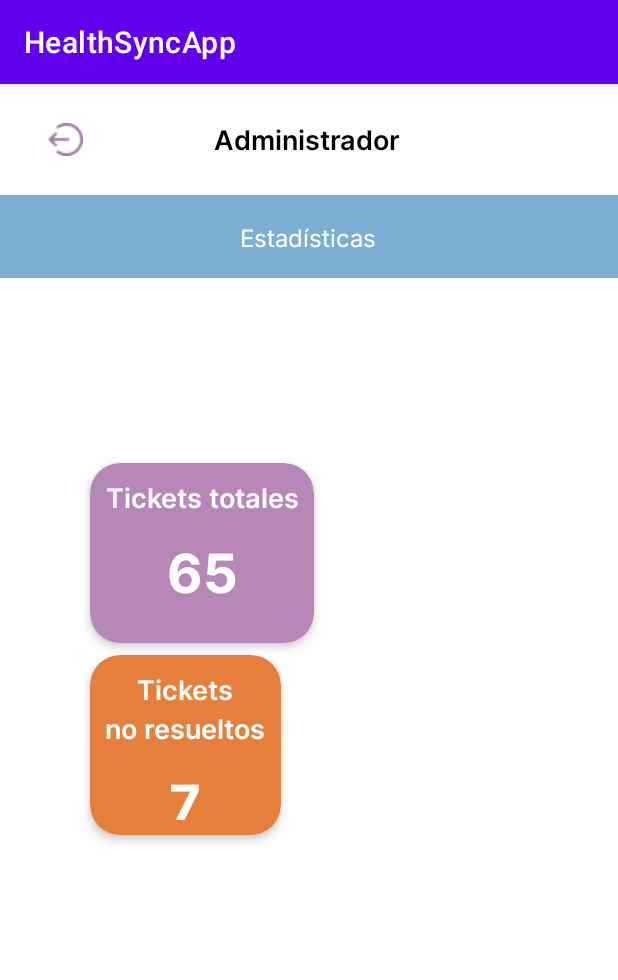
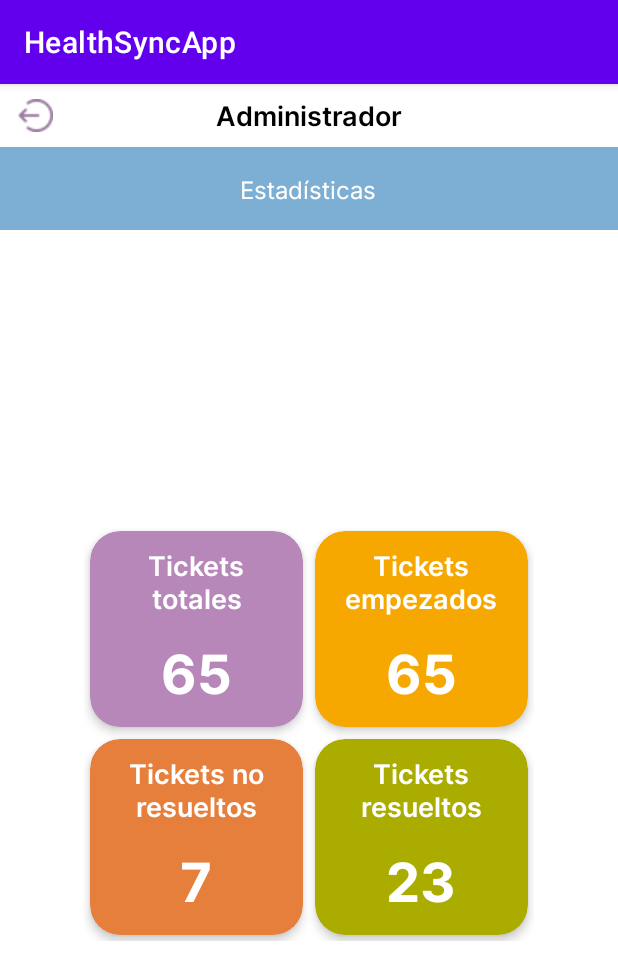
Before and after one commit to iker-landeros/healthsync, an Android app: the PrimaryStats screen opened directly, with no data from a screen before it, on a phone screen of 412 x 824 dp. Shown: the top 980 px of the screen. Run offline under Robolectric (Android 15) with nearby library versions, the phone set to English and light mode, and no system bars; network calls fail.

Commit message:
Minor stats layout changes

```diff
--- a/app/src/main/res/layout/activity_primary_stats.xml
+++ b/app/src/main/res/layout/activity_primary_stats.xml
@@ -7,50 +7,41 @@
     android:layout_height="match_parent"
     tools:context=".PrimaryStats">
 
-    <LinearLayout
-        android:id="@+id/linearLayout3"
-        android:layout_width="0dp"
-        android:layout_height="wrap_content"
-        android:layout_marginTop="16dp"
-        android:gravity="center_vertical"
-        android:orientation="horizontal"
-        app:layout_constraintEnd_toEndOf="parent"
-        app:layout_constraintStart_toStartOf="parent"
-        app:layout_constraintTop_toTopOf="parent">
-
     <ImageButton
         android:id="@+id/btnLogout"
         android:layout_width="wrap_content"
         android:layout_height="wrap_content"
-            android:layout_marginStart="20dp"
         android:backgroundTint="#00FFFFFF"
-            app:srcCompat="@drawable/logout" />
+        app:srcCompat="@drawable/logout"
+        tools:layout_editor_absoluteX="20dp"
+        tools:layout_editor_absoluteY="16dp" />
 
     <TextView
         android:id="@+id/txtNombre"
         android:layout_width="wrap_content"
         android:layout_height="wrap_content"
-            android:layout_marginStart="75dp"
+        android:layout_gravity="center"
         android:fontFamily="@font/inter_semibold"
         android:gravity="center"
         android:text="Administrador"
         android:textColor="#000000"
-            android:textSize="18sp" />
-
-    </LinearLayout>
+        android:textSize="18sp"
+        app:layout_constraintBottom_toBottomOf="@+id/btnLogout"
+        app:layout_constraintEnd_toEndOf="parent"
+        app:layout_constraintStart_toStartOf="parent"
+        app:layout_constraintTop_toTopOf="@+id/btnLogout" />
 
     <LinearLayout
         android:id="@+id/linearLayout4"
         android:layout_width="0dp"
         android:layout_height="55dp"
-        android:layout_marginTop="16dp"
         android:layout_weight="1"
         android:background="#7DAED3"
         android:orientation="vertical"
         app:layout_constraintEnd_toEndOf="parent"
         app:layout_constraintHorizontal_bias="1.0"
         app:layout_constraintStart_toStartOf="parent"
-        app:layout_constraintTop_toBottomOf="@+id/linearLayout3">
+        app:layout_constraintTop_toBottomOf="@+id/btnLogout">
 
         <TextView
             android:id="@+id/textView"
@@ -66,23 +57,25 @@
     </LinearLayout>
 
     <LinearLayout
-        android:layout_width="wrap_content"
+        android:layout_width="300dp"
         android:layout_height="wrap_content"
-        android:orientation="vertical"
+        android:orientation="horizontal"
         app:layout_constraintBottom_toBottomOf="parent"
         app:layout_constraintEnd_toEndOf="parent"
         app:layout_constraintStart_toStartOf="parent"
         app:layout_constraintTop_toBottomOf="@+id/linearLayout4">
 
         <LinearLayout
-            android:layout_width="300dp"
-            android:layout_height="400dp"
+            android:layout_width="match_parent"
+            android:layout_height="match_parent"
+            android:layout_weight="1"
             android:orientation="vertical">
 
             <androidx.cardview.widget.CardView
-                android:layout_width="wrap_content"
-                android:layout_height="120dp"
+                android:layout_width="match_parent"
+                android:layout_height="match_parent"
                 android:layout_margin="4dp"
+                android:layout_weight="1"
                 android:backgroundTint="#B687B8"
                 app:cardCornerRadius="20dp"
                 app:cardElevation="4dp">
@@ -117,10 +110,57 @@
             </androidx.cardview.widget.CardView>
 
             <androidx.cardview.widget.CardView
-                android:layout_width="wrap_content"
-                android:layout_height="120dp"
+                android:layout_width="match_parent"
+                android:layout_height="match_parent"
                 android:layout_margin="4dp"
+                android:layout_weight="1"
                 android:backgroundTint="#E67E3C"
+                app:cardCornerRadius="20dp"
+                app:cardElevation="4dp">
+
+                <LinearLayout
+                    android:layout_width="match_parent"
+                    android:layout_height="match_parent"
+                    android:orientation="vertical"
+                    android:padding="10dp">
+
+                    <TextView
+                        android:id="@+id/txtTktsNoRes"
+                        android:layout_width="match_parent"
+                        android:layout_height="wrap_content"
+                        android:fontFamily="@font/inter_semibold"
+                        android:gravity="center"
+                        android:text="Tickets no resueltos"
+                        android:textColor="#FFFFFF"
+                        android:textSize="18sp" />
+
+                    <TextView
+                        android:id="@+id/txtNumTktsNoRes"
+                        android:layout_width="match_parent"
+                        android:layout_height="wrap_content"
+                        android:layout_marginTop="10dp"
+                        android:fontFamily="@font/inter_bold"
+                        android:gravity="center"
+                        android:text="7"
+                        android:textColor="#FFFFFF"
+                        android:textSize="36sp" />
+                </LinearLayout>
+
+            </androidx.cardview.widget.CardView>
+        </LinearLayout>
+
+        <LinearLayout
+            android:layout_width="match_parent"
+            android:layout_height="match_parent"
+            android:layout_weight="1"
+            android:orientation="vertical">
+
+            <androidx.cardview.widget.CardView
+                android:layout_width="match_parent"
+                android:layout_height="match_parent"
+                android:layout_margin="4dp"
+                android:layout_weight="1"
+                android:backgroundTint="#F7A800"
                 app:cardCornerRadius="20dp"
                 app:cardElevation="4dp">
 
@@ -136,16 +176,7 @@
                         android:layout_height="wrap_content"
                         android:fontFamily="@font/inter_semibold"
                         android:gravity="center"
-                        android:text="Tickets"
-                        android:textColor="#FFFFFF"
-                        android:textSize="18sp" />
-
-                    <TextView
-                        android:id="@+id/textView6"
-                        android:layout_width="match_parent"
-                        android:layout_height="wrap_content"
-                        android:fontFamily="@font/inter_semibold"
-                        android:text="no resueltos"
+                        android:text="Tickets empezados"
                         android:textColor="#FFFFFF"
                         android:textSize="18sp" />
 
@@ -156,13 +187,52 @@
                         android:layout_marginTop="10dp"
                         android:fontFamily="@font/inter_bold"
                         android:gravity="center"
-                        android:text="7"
+                        android:text="65"
+                        android:textColor="#FFFFFF"
+                        android:textSize="36sp" />
+
+                </LinearLayout>
+            </androidx.cardview.widget.CardView>
+
+            <androidx.cardview.widget.CardView
+                android:layout_width="match_parent"
+                android:layout_height="match_parent"
+                android:layout_margin="4dp"
+                android:layout_weight="1"
+                android:backgroundTint="#AAAD00"
+                app:cardCornerRadius="20dp"
+                app:cardElevation="4dp">
+
+                <LinearLayout
+                    android:layout_width="match_parent"
+                    android:layout_height="match_parent"
+                    android:orientation="vertical"
+                    android:padding="10dp">
+
+                    <TextView
+                        android:id="@+id/textView9"
+                        android:layout_width="match_parent"
+                        android:layout_height="wrap_content"
+                        android:fontFamily="@font/inter_semibold"
+                        android:gravity="center"
+                        android:text="Tickets resueltos"
+                        android:textColor="#FFFFFF"
+                        android:textSize="18sp" />
+
+                    <TextView
+                        android:id="@+id/textView10"
+                        android:layout_width="match_parent"
+                        android:layout_height="wrap_content"
+                        android:layout_marginTop="10dp"
+                        android:fontFamily="@font/inter_bold"
+                        android:gravity="center"
+                        android:text="23"
                         android:textColor="#FFFFFF"
                         android:textSize="36sp" />
                 </LinearLayout>
-
             </androidx.cardview.widget.CardView>
         </LinearLayout>
+
     </LinearLayout>
 
 
```
Lines whose indentation alone changed are shown as unchanged.
